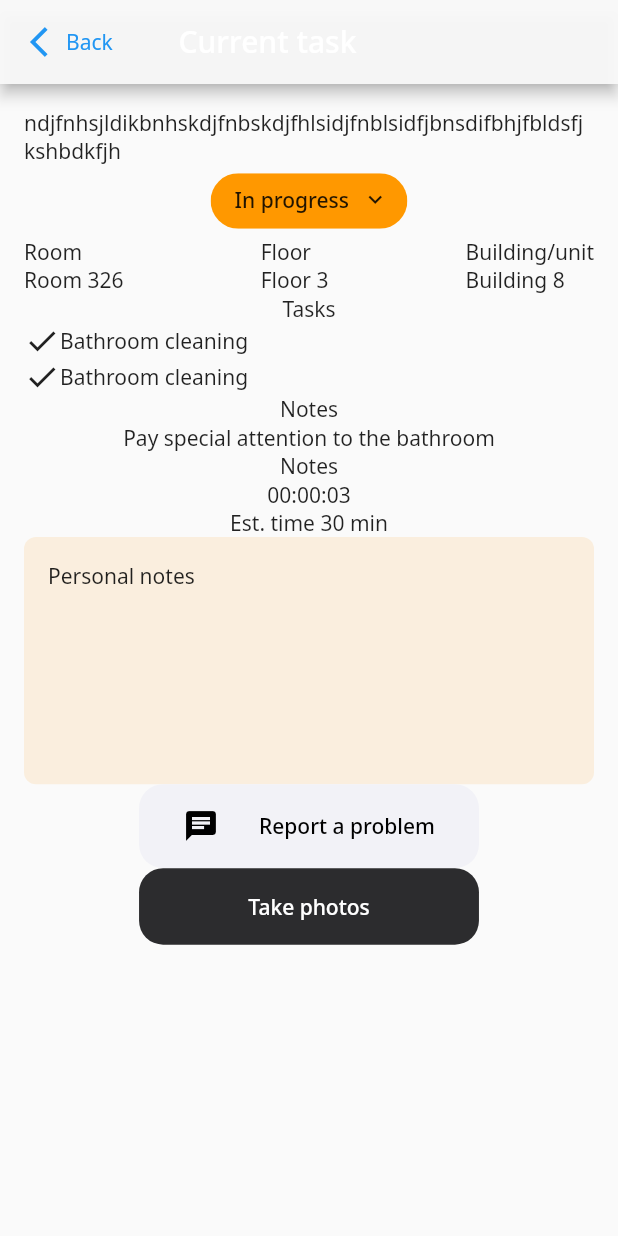
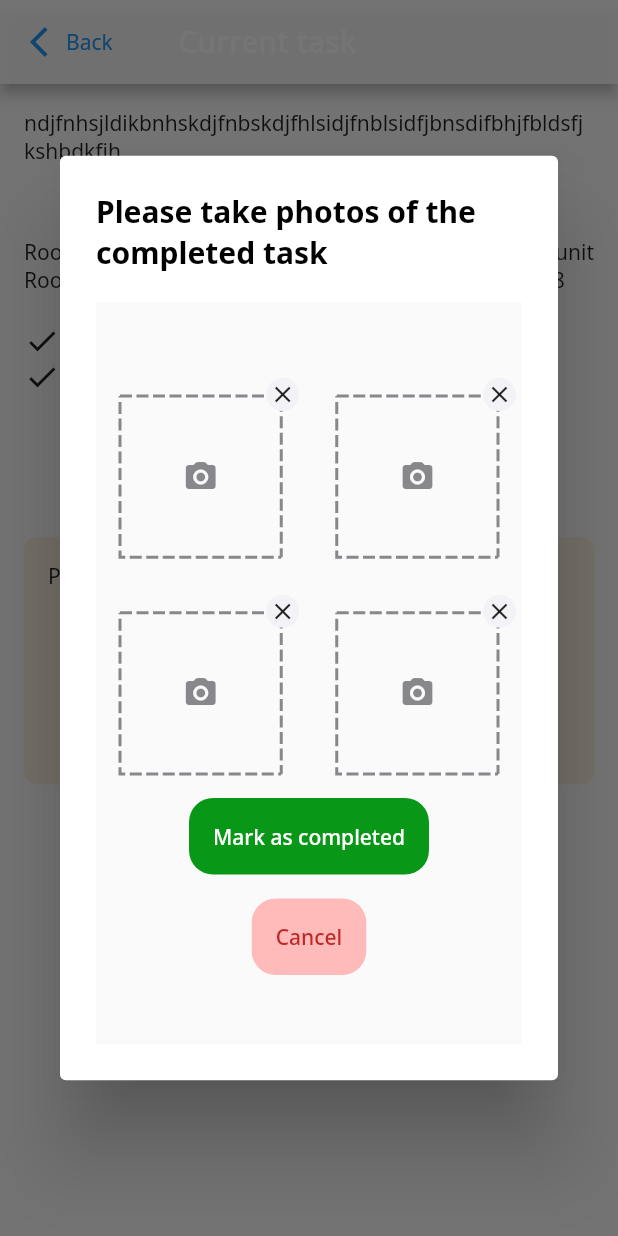
Before and after one commit to mazud21/booking_ninjas, a Flutter app: the CurrentTask screen opened by its route, after a tap on "Take photos", on a phone screen of 412 x 824 dp. Run offline on Flutter 3.47's test engine with Material 2 defaults, Android fonts, the phone set to English and light mode, and no system bars; drawn by our look-alikes of dotted_border; our stand-ins replace get, google_fonts, image_picker.

Commit message:
add photo for completed task

```diff
--- a/lib/theme/colors_texts_widget.dart
+++ b/lib/theme/colors_texts_widget.dart
@@ -8,24 +8,24 @@ class PalletColors {
 
   ///ButtonColor
   static const btn_white = const Color.fromRGBO(255, 255, 255, 1.0);
-  static const btn_red = const Color(0xBC2929);
-  static const btn_soft_red = const Color(0xBC292926);
-  static const btn_green = const Color(0x089716);
-  static const btn_deep_blue = const Color(0x1A74C3);
+  static const btn_red = const Color(0xFFBC2929);
+  static const btn_soft_red = const Color.fromRGBO(255,186,186, 1);
+  static const btn_green = const Color(0xFF089716);
+  static const btn_deep_blue = const Color(0xFF1A74C3);
   static const btn_orange = const Color.fromRGBO(255, 255, 255, 1.0);
-  static const btn_soft_grey = const Color(0xF2F2F7);
+  static const btn_soft_grey = const Color(0xFFF2F2F7);
 
   ///ChipColor
-  static const chip_orange = const Color(0xF8BC76);
-  static const chip_green = const Color(0x57C068);
-  static const chip_red = const Color(0xEB8888);
+  static const chip_orange = const Color(0xFFF8BC76);
+  static const chip_green = const Color(0xFF57C068);
+  static const chip_red = const Color(0xFFEB8888);
   static const chip_soft_blue = const Color(0x72BCF826);
 
   ///TextColor
   static const text_white = const Color.fromRGBO(255, 255, 255, 1.0);
   static const text_soft_grey = const Color.fromRGBO(60, 60, 67, 0.6);
-  static const text_blue = const Color(0x72BCF8);
-  static const text_red = const Color(0xBC2929);
+  static const text_blue = const Color(0xFF72BCF8);
+  static const text_red = const Color(0xFFbc2929);
 }
 
 class TextCustom {
@@ -42,8 +42,8 @@ class TextCustom {
     return ts;
   }
 
-  headline3() {
-    ts = const TextStyle(color: Colors.black, fontSize: 14);
+  headline3(Color c) {
+    ts = TextStyle(color: c, fontSize: 14);
     return ts;
   }
 
@@ -83,3 +83,65 @@ class TextCustom {
     return ts;
   }
 }
+
+class ButtonCustom{
+
+  late final ButtonStyle style;
+
+  elevatedGreen(){
+
+    style = ElevatedButton.styleFrom(
+      elevation: 0,
+      backgroundColor: PalletColors.btn_green,
+      padding: EdgeInsets.all(16),
+      shape: RoundedRectangleBorder(
+        borderRadius: BorderRadius.circular(16),
+      ),
+    );
+
+    return style;
+  }
+
+  elevatedRed(){
+
+    style = ElevatedButton.styleFrom(
+      elevation: 0,
+      backgroundColor: PalletColors.btn_red,
+      padding: EdgeInsets.all(16),
+      shape: RoundedRectangleBorder(
+        borderRadius: BorderRadius.circular(16),
+      ),
+    );
+
+    return style;
+  }
+
+  elevatedRedSoft(){
+
+    style = ElevatedButton.styleFrom(
+      elevation: 0,
+      backgroundColor: PalletColors.btn_soft_red,
+      padding: EdgeInsets.all(16),
+      shape: RoundedRectangleBorder(
+        borderRadius: BorderRadius.circular(16),
+      ),
+    );
+
+    return style;
+  }
+
+  elevatedGrey(){
+
+    style = ElevatedButton.styleFrom(
+      elevation: 0,
+      backgroundColor: PalletColors.btn_soft_grey,
+      padding: EdgeInsets.all(16),
+      shape: RoundedRectangleBorder(
+        borderRadius: BorderRadius.circular(16),
+      ),
+    );
+
+    return style;
+  }
+
+}
--- a/lib/view/current_task.dart
+++ b/lib/view/current_task.dart
@@ -1,8 +1,10 @@
+import 'package:booking_ninjas/widgets/completed_task.dart';
 import 'package:booking_ninjas/widgets/report_problem.dart';
 import 'package:flutter/cupertino.dart';
 import 'package:flutter/material.dart';
 import 'package:get/get.dart';
 
+import '../theme/colors_texts_widget.dart';
 import '../widgets/stopwatch.dart';
 
 class CurrentTask extends StatefulWidget {
@@ -139,7 +141,7 @@ class _CurrentTaskState extends State<CurrentTask> {
                       borderRadius: BorderRadius.circular(16),
                     ),
                   ),
-                  onPressed: () => /*Get.to(Login())*/null,
+                  onPressed: () => dialogTakePhotos(context),
                   child: Text('Take photos', style: TextStyle(color: Colors.white),
                   )
               ),
@@ -162,4 +164,23 @@ class _CurrentTaskState extends State<CurrentTask> {
         });
   }
 
+  dialogTakePhotos(BuildContext context){
+    showDialog(
+        context: context,
+        builder: (context) {
+          return AlertDialog(
+            title: Align(
+              alignment: Alignment.center,
+              child: Text('Please take photos of the completed task',
+                  style: TextCustom().headline2()),
+            ),
+            content: SizedBox(
+              height: Get.height*0.6,
+              child: CompletedTask(),
+            ),
+          );
+        },
+    );
+  }
+
 }
--- /dev/null
+++ b/lib/widgets/completed_task.dart
@@ -0,0 +1,77 @@
+import 'package:booking_ninjas/theme/colors_texts_widget.dart';
+import 'package:dotted_border/dotted_border.dart';
+import 'package:flutter/cupertino.dart';
+import 'package:flutter/material.dart';
+
+class CompletedTask extends StatefulWidget {
+  @override
+  State<CompletedTask> createState() => _CompletedTaskState();
+}
+
+class _CompletedTaskState extends State<CompletedTask> {
+  @override
+  Widget build(BuildContext context) {
+    return Scaffold(
+      body: Center(
+        child: Container(
+          child: Column(
+            mainAxisSize: MainAxisSize.min,
+            children: [
+              GridView.builder(
+                shrinkWrap: true,
+                gridDelegate: SliverGridDelegateWithFixedCrossAxisCount(
+                  crossAxisCount: 2,
+                  crossAxisSpacing: 5.0,
+                  mainAxisSpacing: 5.0,
+                ),
+                itemCount: 4,
+                itemBuilder: (context, index) {
+                  return Stack(children: [
+                    Padding(
+                      padding: EdgeInsets.all(16),
+                      child: DottedBorder(
+                        color: PalletColors.text_soft_grey,
+                        strokeWidth: 2,
+                        dashPattern: [6, 0, 2, 3],
+                        child: Center(
+                            child: Icon(
+                              Icons.camera_alt_rounded,
+                              color: PalletColors.text_soft_grey,
+                            )),
+                      ),
+                    ),
+                    Positioned(
+                        top: 4,
+                        right: 4,
+                        child: ClipRRect(
+                          borderRadius: BorderRadius.circular(100),
+                          child: Container(
+                            padding: EdgeInsets.all(2),
+                            color: PalletColors.btn_soft_grey,
+                            child: Icon(Icons.close, size: 18,),
+                          ),
+                        )),
+                  ]);
+                },
+              ),
+              ElevatedButton(
+                  style: ButtonCustom().elevatedGreen(),
+                  onPressed: () {},
+                  child: Text('Mark as completed')),
+              SizedBox(
+                height: 16,
+              ),
+              ElevatedButton(
+                  style: ButtonCustom().elevatedRedSoft(),
+                  onPressed: () {},
+                  child: Text(
+                    'Cancel',
+                    style: TextCustom().headline3(PalletColors.text_red),
+                  )),
+            ],
+          ),
+        ),
+      ),
+    );
+  }
+}
--- a/pubspec.yaml
+++ b/pubspec.yaml
@@ -53,6 +53,7 @@ dependencies:
 
   #other
   google_fonts: ^3.0.1
+  dotted_border: ^2.0.0+3
 
 dev_dependencies:
   flutter_test:
```
Also changed, not shown: pubspec.lock.
